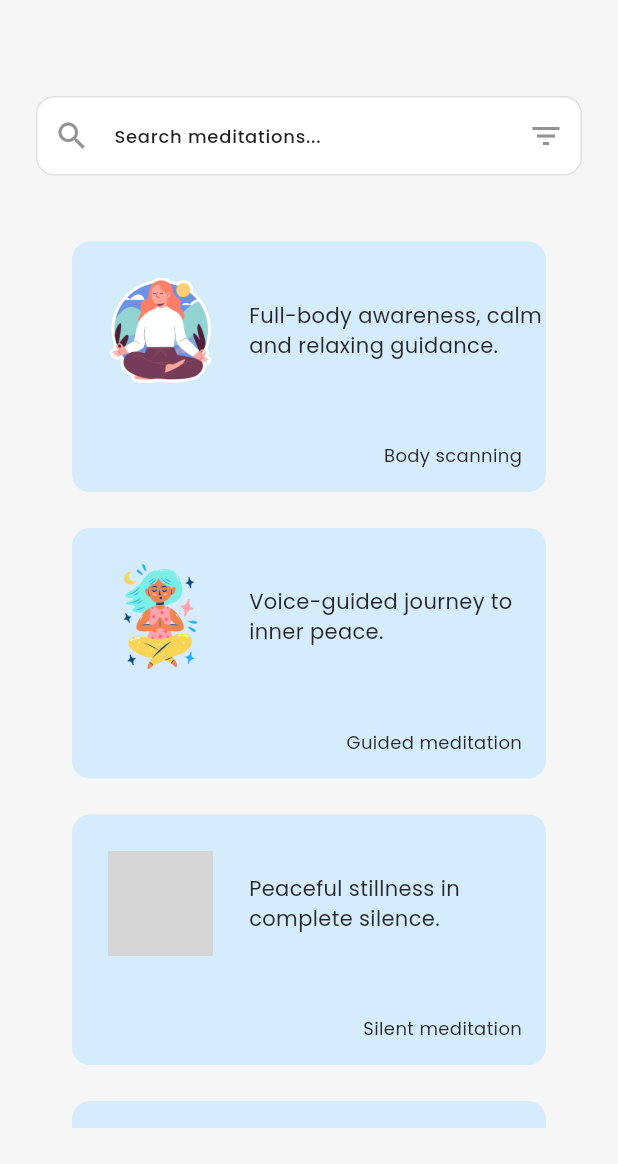
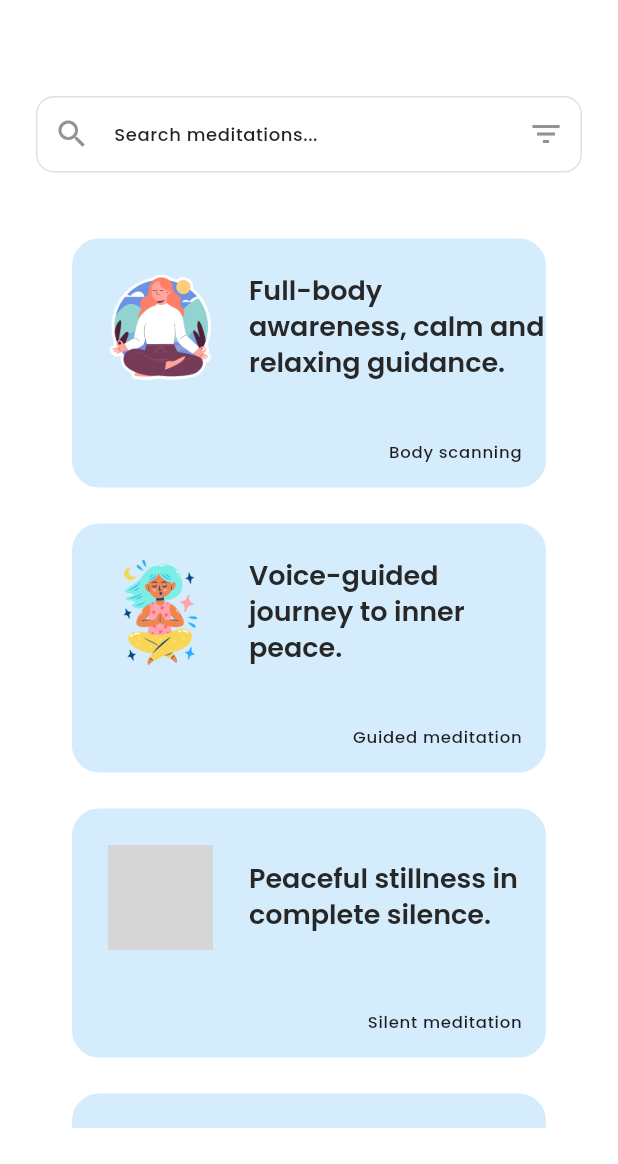
Before and after one commit to CelPat/ProjektZespolowyPCZ, a Flutter app: the HomePage screen opened directly, on a phone screen of 412 x 824 dp, the part 72-1236 px from its top. Run offline on Flutter 3.47's test engine with Material 3 defaults, Android fonts, the phone set to English and light mode, and no system bars; our stand-ins replace connectivity_plus, firebase_storage, get, get_storage, iconsax, logger and 2 more; accounts and stored records are empty; grey boxes are pictures that could not be loaded.

Commit message:
Make home page dark mode firendly

```diff
--- a/lib/features/guided_meditations/screens/home/home.dart
+++ b/lib/features/guided_meditations/screens/home/home.dart
@@ -1,6 +1,5 @@
 import 'package:flutter/material.dart';
 import 'package:projekt_zespolowy_pcz/features/guided_meditations/screens/home/widgets/home_menu.dart';
-import 'package:projekt_zespolowy_pcz/utils/constants/colors.dart';
 import 'package:projekt_zespolowy_pcz/utils/constants/image_strings.dart';
 import 'package:projekt_zespolowy_pcz/utils/constants/sizes.dart';
 import 'package:projekt_zespolowy_pcz/utils/constants/text_strings.dart';
@@ -24,7 +23,6 @@ class _HomePageState extends State<HomePage> {
   @override
   Widget build(BuildContext context) {
     return Scaffold(
-      backgroundColor: ZenColors.light,
       appBar: AppBar(
         title: Text(
           ZenTexts.homeAppbarTitle,
--- a/lib/features/guided_meditations/screens/home/widgets/home_menu.dart
+++ b/lib/features/guided_meditations/screens/home/widgets/home_menu.dart
@@ -1,6 +1,7 @@
 import 'package:flutter/material.dart';
 import 'package:projekt_zespolowy_pcz/features/guided_meditations/models/meditation_types.dart';
 import 'package:projekt_zespolowy_pcz/utils/constants/colors.dart';
+import 'package:projekt_zespolowy_pcz/utils/helpers/helper_functions.dart';
 import '../../../../../utils/constants/sizes.dart';
 import '../../../models/meditation.dart';
 
@@ -33,6 +34,7 @@ class _HomeMenuState extends State<HomeMenu> {
 
   @override
   Widget build(BuildContext context) {
+    final isDark = ZenHelperFunctions.isDarkMode(context);
     return ListView.builder(
       itemCount: filteredMeditations.length,
       itemBuilder: (context, index) {
@@ -45,8 +47,10 @@ class _HomeMenuState extends State<HomeMenu> {
               horizontal: ZenSizes.defaultSpace,
             ),
             decoration: BoxDecoration(
-              color: ZenColors.menuItemBackground,
-              borderRadius: BorderRadius.circular(ZenSizes.borderRadiusLg),
+              color: isDark
+                  ? ZenColors.menuItemBackgroundDark
+                  : ZenColors.menuItemBackgroundLight,
+              borderRadius: BorderRadius.circular(ZenSizes.borderRadiusXl),
             ),
             child: Column(
               children: [
@@ -63,9 +67,7 @@ class _HomeMenuState extends State<HomeMenu> {
                     Expanded(
                       child: Text(
                         singleMeditation.shortDescription,
-                        style: const TextStyle(
-                          fontSize: ZenSizes.fontSizeMd,
-                        ),
+                        style: Theme.of(context).textTheme.headlineSmall,
                       ),
                     ),
                   ],
@@ -76,7 +78,7 @@ class _HomeMenuState extends State<HomeMenu> {
                     alignment: Alignment.bottomRight,
                     child: Text(
                       singleMeditation.meditationType.description,
-                      style: const TextStyle(fontSize: ZenSizes.fontSizeSm),
+                      style: Theme.of(context).textTheme.labelSmall,
                     ),
                   ),
                 ),
--- a/lib/features/guided_meditations/screens/home/widgets/meditation_search_bar.dart
+++ b/lib/features/guided_meditations/screens/home/widgets/meditation_search_bar.dart
@@ -1,6 +1,8 @@
 import 'package:flutter/material.dart';
+import 'package:projekt_zespolowy_pcz/utils/constants/colors.dart';
 
 import '../../../../../utils/constants/sizes.dart';
+import '../../../../../utils/helpers/helper_functions.dart';
 
 class MeditationSearchBar extends StatelessWidget {
   final TextEditingController searchController;
@@ -18,6 +20,7 @@ class MeditationSearchBar extends StatelessWidget {
 
   @override
   Widget build(BuildContext context) {
+    final darkMode = ZenHelperFunctions.isDarkMode(context);
     return TextField(
       controller: searchController,
       decoration: InputDecoration(
@@ -28,13 +31,14 @@ class MeditationSearchBar extends StatelessWidget {
         ),
         hintText: 'Search meditations...',
         border: OutlineInputBorder(
-          borderRadius: BorderRadius.circular(ZenSizes.borderRadiusLg),
+          borderRadius: BorderRadius.circular(ZenSizes.borderRadiusXl),
         ),
         filled: true,
-        fillColor: Colors.white,
+        fillColor: darkMode ? ZenColors.dark : Colors.white,
       ),
       onChanged: onTextChanged,
       onSubmitted: onSearchSubmitted,
+      style: Theme.of(context).textTheme.bodySmall,
     );
   }
 }
--- a/lib/utils/constants/colors.dart
+++ b/lib/utils/constants/colors.dart
@@ -5,8 +5,9 @@ class ZenColors {
   static const Color primary = Color(0xFF4b68ff);
   static const Color secondary = Color(0xFFFFE24B);
   static const Color accent = Color(0xFFb0c7ff);
-  static const Color menuItemBackground = Color(0xffd4ecfb);
-  static const Color menuItemBackground2 = Color(0xfffbec8e);
+  static const Color menuItemBackgroundLight = Color(0xffd4ecfb);
+  static const Color menuItemBackgroundDark = Color.fromARGB(255, 96, 140, 158);
+//   static const Color menuItemBackgroundDark = Color(0xff8cc4dc);
 
   // Text colors
   static const Color textPrimary = Color(0xFF333333);
--- a/lib/utils/constants/sizes.dart
+++ b/lib/utils/constants/sizes.dart
@@ -40,6 +40,7 @@ class ZenSizes {
   static const double borderRadiusSm = 4.0;
   static const double borderRadiusMd = 8.0;
   static const double borderRadiusLg = 12.0;
+  static const double borderRadiusXl = 18.0;
 
   // Divider height
   static const double dividerHeight = 1.0;
```
